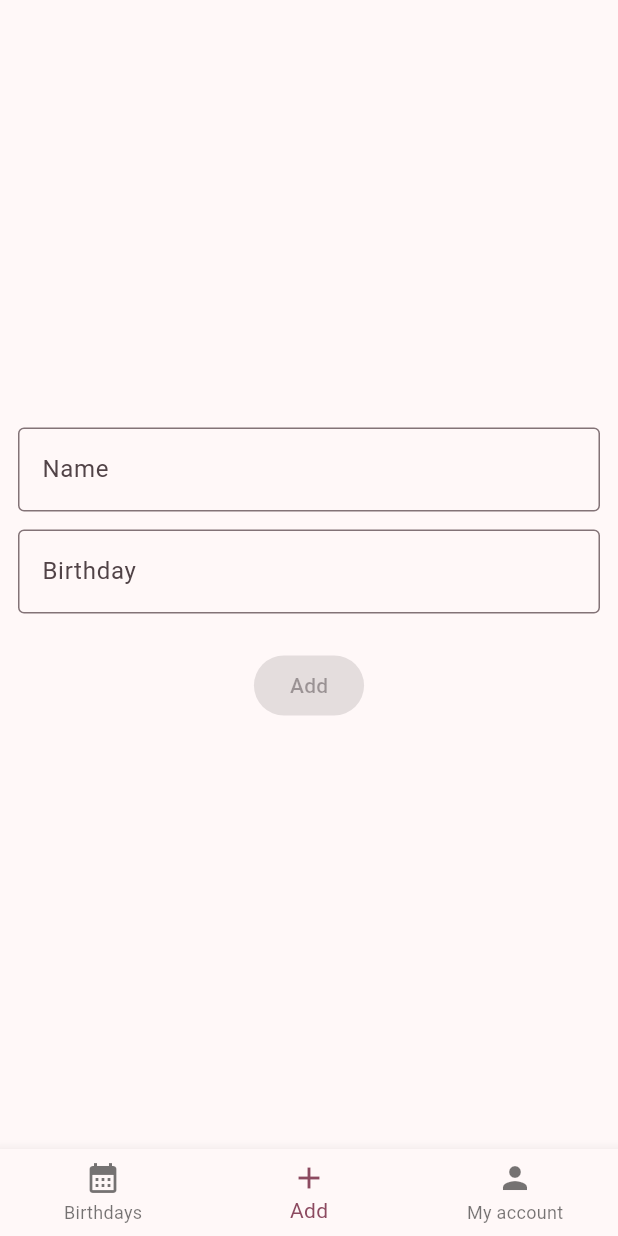
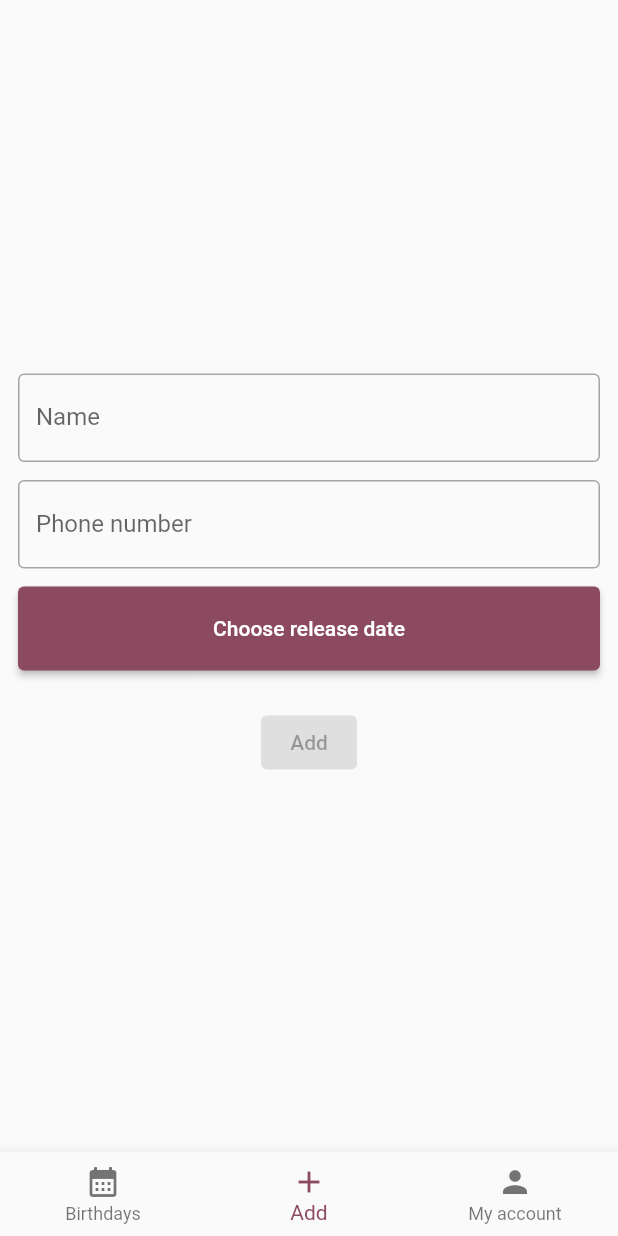
Before and after one commit to lechsebastian/birthdays_reminder_app, a Flutter app: the screen it shows once a user with an empty profile is signed in, item 2 of the bottom bar chosen, on a phone screen of 412 x 824 dp. Run offline on Flutter 3.47's test engine with Material 3 defaults, Android fonts, the phone set to English and light mode, and no system bars; our stand-ins replace bloc, cloud_firestore, firebase_auth, firebase_core, flutter_bloc; accounts and stored records are empty.

Commit message:
Implement AddPageContent Cubit

```diff
--- a/lib/app/app.dart
+++ b/lib/app/app.dart
@@ -15,7 +15,7 @@ class MyApp extends StatelessWidget {
         colorScheme: ColorScheme.fromSeed(
           seedColor: Colors.black,
         ),
-        useMaterial3: true,
+        useMaterial3: false,
       ),
       home: const RootPage(),
     );
@@ -34,8 +34,7 @@ class RootPage extends StatelessWidget {
       child: BlocBuilder<RootCubit, RootState>(
         builder: (context, state) {
           if (state.errorMessage.isNotEmpty) {
-            return Center(
-                child: Text('Something went wrong: ${state.errorMessage}'));
+            return Center(child: Text('Something went wrong: ${state.errorMessage}'));
           }
           if (state.isLoading) {
             return const Center(
--- a/lib/app/cubit/root_cubit.dart
+++ b/lib/app/cubit/root_cubit.dart
@@ -23,7 +23,7 @@ class RootCubit extends Cubit<RootState> {
   }
 
   Future<void> register({required String email, required String password}) async {
-    FirebaseAuth.instance.createUserWithEmailAndPassword(
+    await FirebaseAuth.instance.createUserWithEmailAndPassword(
       email: email,
       password: password,
     );
--- a/lib/app/features/home/add_birthday/add_birthday_page_content.dart
+++ b/lib/app/features/home/add_birthday/add_birthday_page_content.dart
@@ -1,6 +1,8 @@
-import 'dart:math';
-import 'package:cloud_firestore/cloud_firestore.dart';
+// ignore_for_file: sized_box_for_whitespace
+
+import 'package:birthdays_reminder_app/app/features/home/add_birthday/cubit/add_birthday_cubit.dart';
 import 'package:flutter/material.dart';
+import 'package:flutter_bloc/flutter_bloc.dart';
 
 class AddBirthdayPageContent extends StatefulWidget {
   const AddBirthdayPageContent({
@@ -15,18 +17,36 @@ class AddBirthdayPageContent extends StatefulWidget {
 }
 
 class _AddBirthdayPageContentState extends State<AddBirthdayPageContent> {
-  var name = '';
-  var date = '';
-  int daysRandom = Random().nextInt(100);
+  String name = '';
+  String phoneNumber = '';
+  DateTime? releaseDate;
+  String? selectedDateFormatted;
 
   @override
   Widget build(BuildContext context) {
+    return BlocProvider(
+      create: (context) => AddBirthdayCubit(),
+      child: BlocListener<AddBirthdayCubit, AddBirthdayState>(
+        listener: (context, state) {
+          if (state.saved) {
+            widget.onSave;
+          }
+          if (state.errorMessage.isNotEmpty) {
+            ScaffoldMessenger.of(context).showSnackBar(SnackBar(
+              content: Text(state.errorMessage),
+              backgroundColor: Colors.red,
+            ));
+          }
+        },
+        child: BlocBuilder<AddBirthdayCubit, AddBirthdayState>(
+          builder: (context, state) {
             return Center(
               child: Padding(
                 padding: const EdgeInsets.all(12.0),
                 child: Column(
                   mainAxisAlignment: MainAxisAlignment.center,
                   children: [
+                    // name
                     TextField(
                       onChanged: (value) {
                         setState(() {
@@ -42,31 +62,54 @@ class _AddBirthdayPageContentState extends State<AddBirthdayPageContent> {
                     const SizedBox(
                       height: 12,
                     ),
+
+                    // phone number
                     TextField(
                       onChanged: (value) {
                         setState(() {
-                  date = value;
+                          phoneNumber = value;
                         });
                       },
                       decoration: const InputDecoration(
-                label: Text('Birthday'),
-                hintText: '31-12-1999',
+                        label: Text('Phone number'),
+                        hintText: '+48 533122345',
                         border: OutlineInputBorder(),
                       ),
                     ),
                     const SizedBox(
-              height: 24,
+                      height: 12,
                     ),
+
+                    // date time picker
                     ElevatedButton(
-              onPressed: name.isEmpty || date.isEmpty
+                      onPressed: () async {
+                        final selectedDate = await showDatePicker(
+                          context: context,
+                          initialDate: DateTime.now(),
+                          firstDate: DateTime.now().subtract(const Duration(days: 365 * 150)),
+                          lastDate: DateTime.now(),
+                        );
+                        releaseDate = selectedDate;
+                        setState(() {
+                          selectedDateFormatted = selectedDate?.toIso8601String();
+                        });
+                      },
+                      child: Padding(
+                        padding: const EdgeInsets.all(20),
+                        child: Container(
+                          width: MediaQuery.of(context).size.width,
+                          child: Text(selectedDateFormatted ?? 'Choose release date', textAlign: TextAlign.center),
+                        ),
+                      ),
+                    ),
+                    const SizedBox(height: 24),
+
+                    // save details button
+                    ElevatedButton(
+                      onPressed: name.isEmpty || phoneNumber.isEmpty || selectedDateFormatted == null
                           ? null
                           : () {
-                      FirebaseFirestore.instance.collection('birthdays').add({
-                        'name': name,
-                        'date': date,
-                        'days': daysRandom,
-                      });
-                      widget.onSave;
+                              context.read<AddBirthdayCubit>().add(name, phoneNumber, releaseDate!);
                             },
                       child: const Text('Add'),
                     ),
@@ -74,5 +117,9 @@ class _AddBirthdayPageContentState extends State<AddBirthdayPageContent> {
                 ),
               ),
             );
+          },
+        ),
+      ),
+    );
   }
 }
--- /dev/null
+++ b/lib/app/features/home/add_birthday/cubit/add_birthday_state.dart
@@ -0,0 +1,12 @@
+part of 'add_birthday_cubit.dart';
+
+@immutable
+class AddBirthdayState {
+  final bool saved;
+  final String errorMessage;
+
+  const AddBirthdayState({
+    this.saved = false,
+    this.errorMessage = '',
+  });
+}
```
Also changed, not shown: lib/app/features/home/add_birthday/cubit/add_birthday_cubit.dart (added, +29 -0 lines), lib/app/features/home/birthdays/birthdays_page_content.dart (+7 -1 lines), lib/app/features/home/birthdays/cubit/birthdays_cubit.dart (+25 -1 lines), lib/app/features/login/login_page.dart (+25 -23 lines). Lines whose indentation alone changed are shown as unchanged.
